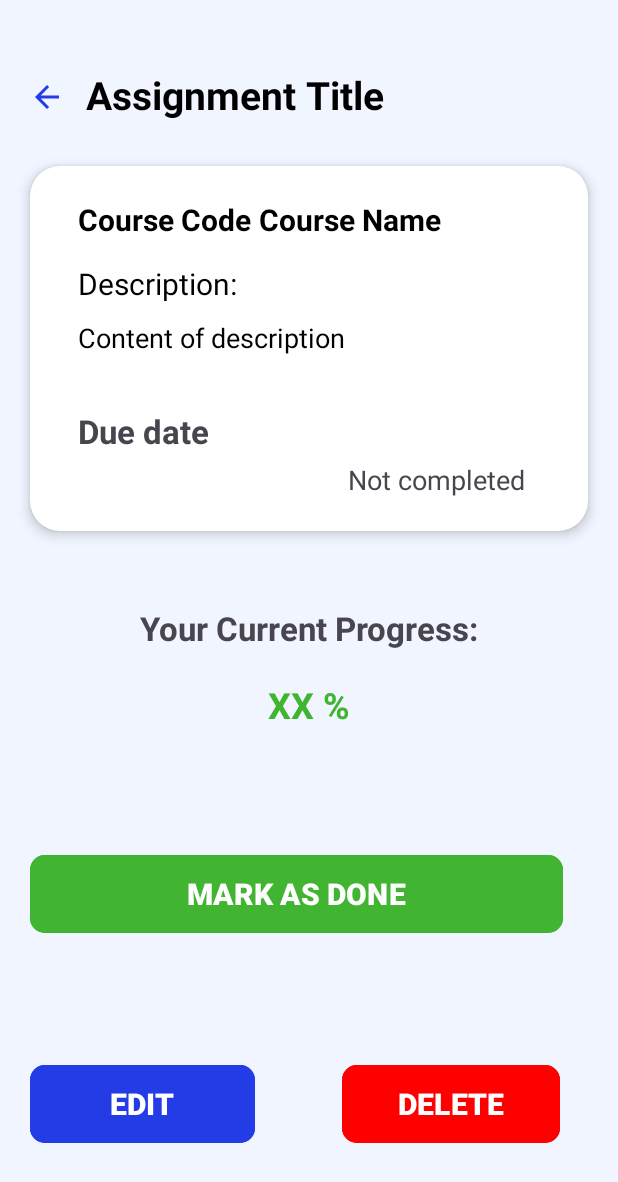
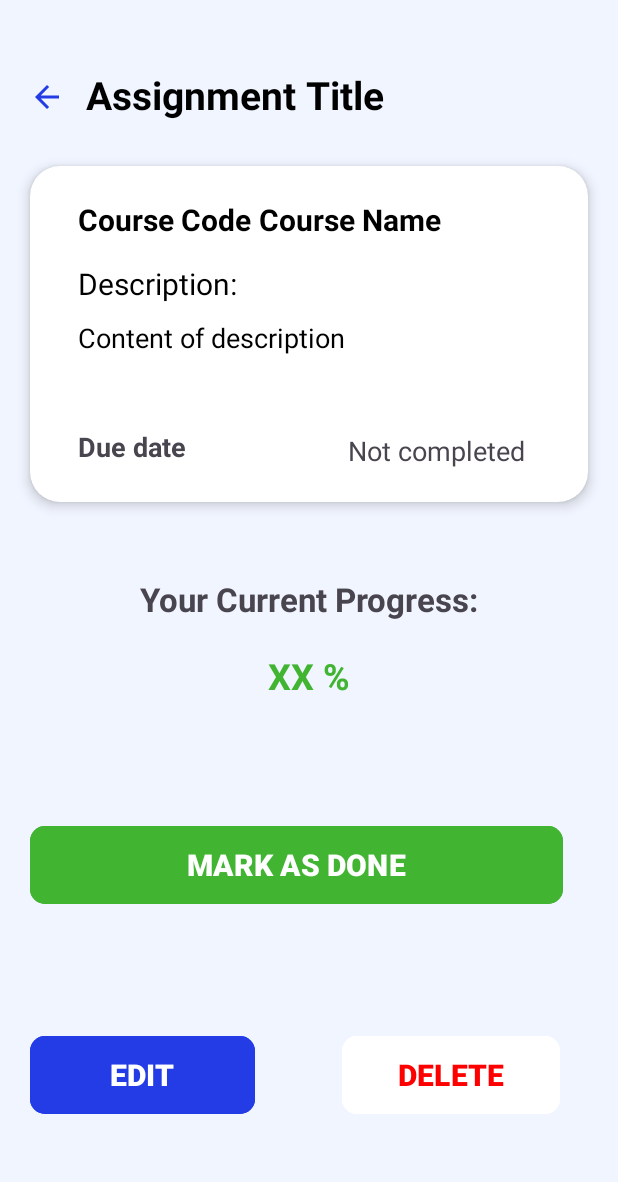
Before and after one commit to xinyijong/JomStudy, an Android app: the layout activity_assignment_detail.xml on its own in the app's theme, with its tools: preview values and no code run, on a phone screen of 412 x 824 dp. Shown: the top 1182 px of the screen. Run offline under Robolectric (Android 15) with nearby library versions, the phone set to English and light mode, and no system bars.

Commit message:
word not complete and date

```diff
--- a/app/src/main/res/layout/activity_assignment_detail.xml
+++ b/app/src/main/res/layout/activity_assignment_detail.xml
@@ -122,9 +122,10 @@
             </LinearLayout>
 
             <LinearLayout
-                android:layout_width="328dp"
+                android:layout_width="match_parent"
                 android:layout_height="wrap_content"
-                android:orientation="vertical">
+                android:orientation="horizontal"
+                android:layout_marginTop="10dp">
 
                 <TextView
                     android:id="@+id/dueDate"
@@ -133,7 +134,7 @@
                     android:layout_gravity="start|center_vertical"
                     android:layout_marginStart="10dp"
                     android:text="Due date"
-                    android:textSize="22sp"
+                    android:textSize="18sp"
                     android:textStyle="bold" />
 
                 <TextView
@@ -210,11 +211,11 @@
             android:layout_height="60dp"
             android:layout_marginTop="80dp"
             android:text="DELETE"
-            android:backgroundTint="@color/red"
+            android:backgroundTint="@color/white"
             android:layout_marginStart="38dp"
             android:layout_marginEnd="20dp"
             android:textStyle="bold"
-            android:textColor="@color/white"
+            android:textColor="@color/red"
             android:textSize="20sp"
             app:cornerRadius="10dp" />
 
```
